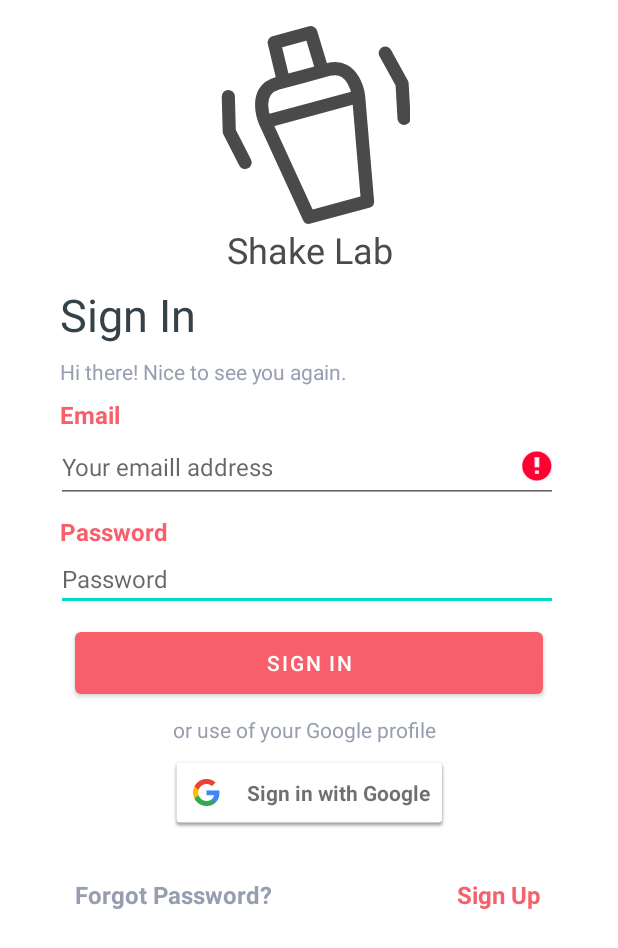
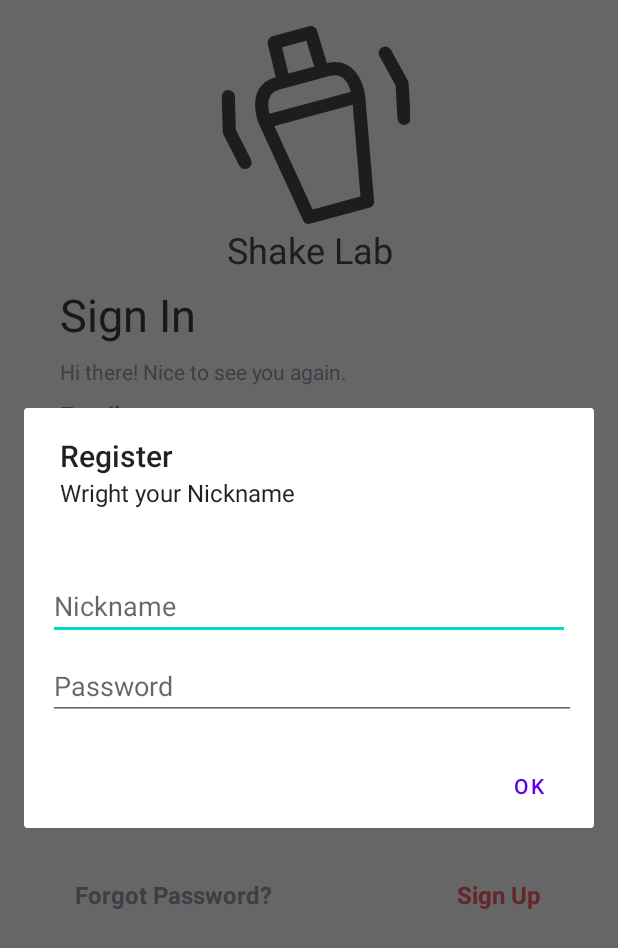
Before and after one commit to GholemHub/ShakeLub, an Android app: the screen it shows after launch (MainActivity), after a tap on an icon or button, on a phone screen of 412 x 824 dp. Shown: the top 948 px of the screen. Run offline under Robolectric (Android 15) with nearby library versions, the phone set to English and light mode, and no system bars; our stand-ins replace Firebase (no records; nobody signed in at launch, a user with empty details on screens opened directly); 3 other taps on this screen came first.

Commit message:
Google Registration dialog

```diff
--- a/app/src/main/java/com/example/shakelab/MainActivity.java
+++ b/app/src/main/java/com/example/shakelab/MainActivity.java
@@ -40,9 +40,13 @@
 import com.google.android.gms.common.SignInButton;
 import com.google.android.gms.tasks.OnFailureListener;
 import com.google.android.gms.tasks.OnSuccessListener;
+import com.google.firebase.firestore.DocumentReference;
+
+import java.util.HashMap;
+import java.util.Map;
 
 
-public class MainActivity extends AppCompatActivity {
+public class MainActivity extends AppCompatActivity implements SetGoogleNickname.ExampleDialodListener{
 
     private EditText textEmail;
     private EditText textPassword;
@@ -57,6 +61,11 @@
 
     private SignInButton signInButton;
 
+
+    @Override
+    public void applyTexts(String username, String password) {
+        Toast.makeText(getApplicationContext(), username + " " + password,Toast.LENGTH_SHORT ).show();
+    }
 
     @Override
     protected void onCreate(Bundle savedInstanceState) {
@@ -94,6 +103,7 @@
         signInButton.setOnClickListener(new View.OnClickListener() {
             @Override
             public void onClick(View v) {
+
                 signIn();
             }
         });
@@ -180,6 +190,43 @@
 
 
     }
+
+    private void RegisterUserData() {
+
+        SetGoogleNickname setGoogleNickname = new SetGoogleNickname();
+        setGoogleNickname.show(getSupportFragmentManager(), "example dialog");
+
+        /*fAuth.createUserWithEmailAndPassword(fAuth.getCurrentUser().getEmail(),fAuth.getCurrentUser()).addOnCompleteListener(new OnCompleteListener<AuthResult>() {
+            @Override
+            public void onComplete(@NonNull Task<AuthResult> task) {
+                if(task.isSuccessful()){
+
+                    Toast.makeText(RegiterActivity.this, "User Created", Toast.LENGTH_SHORT).show();
+                    progressBar.setVisibility(View.INVISIBLE);
+                    userID = fAuth.getCurrentUser().getUid();
+                    DocumentReference documentReference = fStore.collection("users").document(userID);
+                    Map<String,Object> user = new HashMap<>();
+                    user.put("nickname",Nickname);
+                    user.put("email",Email);
+
+                    documentReference.set(user).addOnSuccessListener(new OnSuccessListener<Void>() {
+                        @Override
+                        public void onSuccess(Void aVoid) {
+                            Log.d(TAG, "onSuccess: user Profile is created for " + userID);
+                        }
+                    });
+                    //VerifyUser();
+                    //if(fAuth.getCurrentUser().isEmailVerified()){
+                    startActivity(new Intent(getApplicationContext(), HomeActivity.class));
+                    //}
+                }else{
+                    Toast.makeText(getApplicationContext(), "User Does not Created " +
+                            task.getException().getMessage(), Toast.LENGTH_SHORT).show();
+                }
+            }
+        });*/
+    }
+
     @Override
     public void onStart() {
         super.onStart();
@@ -211,7 +258,10 @@
     private final static int RC_SIGN_IN = 123;
 
     private void signIn() {
+
         Intent signInIntent = mGoogleSignInClient.getSignInIntent();
+        RegisterUserData();
+
         startActivityForResult(signInIntent, RC_SIGN_IN);
     }
 
@@ -243,6 +293,7 @@
                             // Sign in success, update UI with the signed-in user's information
                             //Log.d(TAG, "signInWithCredential:success");
                             FirebaseUser user = fAuth.getCurrentUser();
+                            //Google Start Activity
                             startActivity(new Intent(getApplicationContext(), HomeActivity.class));
                         } else {
                             // If sign in fails, display a message to the user.
--- a/app/src/main/java/com/example/shakelab/RegiterActivity.java
+++ b/app/src/main/java/com/example/shakelab/RegiterActivity.java
@@ -114,6 +114,7 @@
                             Map<String,Object> user = new HashMap<>();
                             user.put("nickname",Nickname);
                             user.put("email",Email);
+                            user.put("password",Password);
 
                             documentReference.set(user).addOnSuccessListener(new OnSuccessListener<Void>() {
                                 @Override
@@ -121,13 +122,10 @@
                                     Log.d(TAG, "onSuccess: user Profile is created for " + userID);
                                 }
                             });
-
                                 //VerifyUser();
-
                                 //if(fAuth.getCurrentUser().isEmailVerified()){
                                     startActivity(new Intent(getApplicationContext(), HomeActivity.class));
                                 //}
-
                         }else{
                             Toast.makeText(getApplicationContext(), "User Does not Created " +
                                     task.getException().getMessage(), Toast.LENGTH_SHORT).show();
--- /dev/null
+++ b/app/src/main/java/com/example/shakelab/SetGoogleNickname.java
@@ -0,0 +1,60 @@
+package com.example.shakelab;
+
+import android.app.AlertDialog;
+import android.app.Dialog;
+import android.content.Context;
+import android.content.DialogInterface;
+import android.os.Bundle;
+import android.view.LayoutInflater;
+import android.view.View;
+import android.widget.EditText;
+import android.widget.LinearLayout;
+
+import androidx.annotation.NonNull;
+import androidx.appcompat.app.AppCompatDialogFragment;
+
+public class SetGoogleNickname extends AppCompatDialogFragment {
+    private EditText editTextNickname;
+    private EditText editTextPassword;
+    private ExampleDialodListener listener;
+
+    @Override
+    public Dialog onCreateDialog(Bundle savedInstanceState) {
+
+        AlertDialog.Builder builder = new AlertDialog.Builder(getActivity());
+        LayoutInflater inflater = getActivity().getLayoutInflater();
+        View view = inflater.inflate(R.layout.set_google_nickname_dialog,null);
+
+        builder.setView(view)
+                .setTitle("Register")
+                .setMessage("Wright your Nickname")
+                .setPositiveButton("ok", new DialogInterface.OnClickListener() {
+                    @Override
+                    public void onClick(DialogInterface dialogInterface, int i) {
+                        String userNickname = editTextNickname.getText().toString();
+                        String userPassword = editTextPassword.getText().toString();
+                        listener.applyTexts(userNickname, userPassword);
+                    }
+                });
+
+        editTextNickname = view.findViewById(R.id.edit_nickname);
+        editTextPassword = view.findViewById(R.id.edit_password);
+        return builder.create();
+    }
+
+    @Override
+    public void onAttach(@NonNull Context context) /**/{
+        super.onAttach(context);
+            try{
+                listener = (ExampleDialodListener) context;
+            }catch (ClassCastException e){
+                throw new ClassCastException(context.toString() + "Must implement ExampleDialodListener");
+            }
+
+    }
+
+    public interface ExampleDialodListener{
+        void applyTexts(String username, String password);
+    }
+
+}
--- /dev/null
+++ b/app/src/main/res/layout/set_google_nickname_dialog.xml
@@ -0,0 +1,23 @@
+<?xml version="1.0" encoding="utf-8"?>
+<RelativeLayout xmlns:android="http://schemas.android.com/apk/res/android"
+    android:layout_width="match_parent" android:layout_height="match_parent"
+    android:padding="16dp">
+
+    <EditText
+        android:hint="Nickname"
+        android:id="@+id/edit_nickname"
+        android:layout_width="match_parent"
+        android:layout_height="wrap_content"/>
+
+    <EditText
+        android:id="@+id/edit_password"
+        android:layout_width="match_parent"
+        android:layout_height="wrap_content"
+        android:layout_below="@+id/edit_nickname"
+        android:layout_alignParentEnd="true"
+        android:layout_marginTop="8dp"
+        android:layout_marginEnd="-26dp"
+        android:hint="Password" />
+
+
+</RelativeLayout>
```
